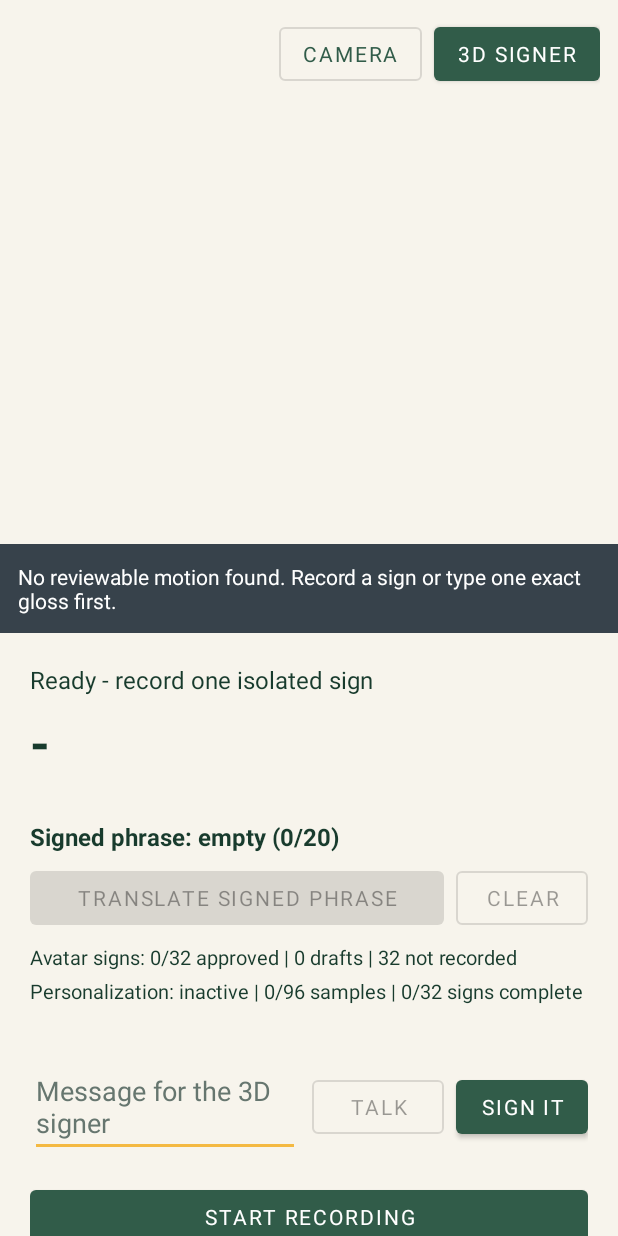
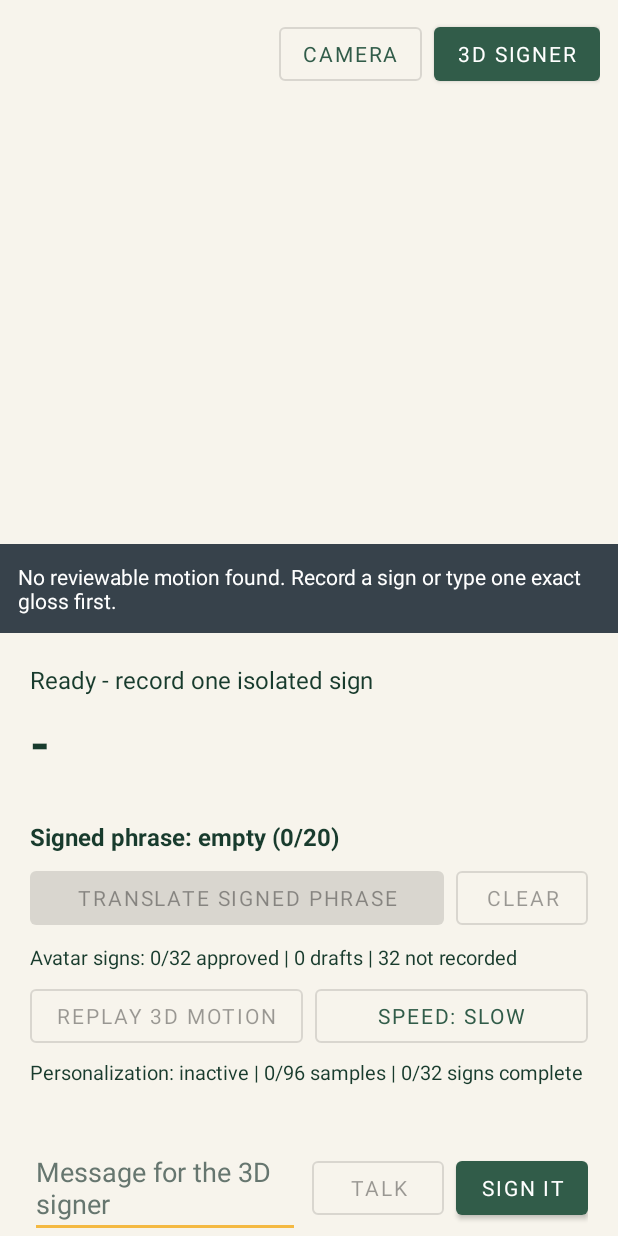
Before and after one commit to NestroyMusoke/Project-Nia, an Android app: the screen it shows after launch (MainActivity), after a tap on "3D SIGNER", on a phone screen of 412 x 824 dp. Run offline under Robolectric (Android 15) with nearby library versions, the light colour scheme and no system bars; libraries missing offline, so code that uses them is left out: androidx.camera.core, androidx.camera.lifecycle, com.google.mediapipe.framework, com.google.mediapipe.tasks, org.tensorflow.lite; plain views replace PreviewView; 15 statements that could not run were skipped; 1 other tap on this screen came first.

Commit message:
Add accessible avatar replay and speed controls

```diff
--- /dev/null
+++ b/android/app/src/main/java/org/projectnia/app/avatar/AvatarPlaybackControls.kt
@@ -0,0 +1,17 @@
+package org.projectnia.app.avatar
+
+enum class AvatarPlaybackSpeed(val timeScale: Float, val displayName: String) {
+    VERY_SLOW(0.28f, "Very slow"),
+    SLOW(0.42f, "Slow"),
+    RELAXED(0.58f, "Relaxed"),
+    ;
+
+    fun next(): AvatarPlaybackSpeed {
+        val values = entries
+        return values[(ordinal + 1) % values.size]
+    }
+}
+
+object AvatarPlaybackPresenter {
+    fun speedLabel(speed: AvatarPlaybackSpeed): String = "Speed: ${speed.displayName}"
+}
--- a/android/app/src/main/res/layout/activity_main.xml
+++ b/android/app/src/main/res/layout/activity_main.xml
@@ -151,6 +151,31 @@
             android:textColor="@color/nia_primary_dark"
             android:textSize="13sp" />
 
+        <LinearLayout
+            android:layout_width="match_parent"
+            android:layout_height="wrap_content"
+            android:layout_marginTop="6dp"
+            android:orientation="horizontal">
+
+            <com.google.android.material.button.MaterialButton
+                android:id="@+id/replayAvatarButton"
+                style="@style/Widget.MaterialComponents.Button.OutlinedButton"
+                android:layout_width="0dp"
+                android:layout_height="wrap_content"
+                android:layout_weight="1"
+                android:enabled="false"
+                android:text="Replay 3D motion" />
+
+            <com.google.android.material.button.MaterialButton
+                android:id="@+id/avatarSpeedButton"
+                style="@style/Widget.MaterialComponents.Button.OutlinedButton"
+                android:layout_width="0dp"
+                android:layout_height="wrap_content"
+                android:layout_marginStart="8dp"
+                android:layout_weight="1"
+                android:text="Speed: Slow" />
+        </LinearLayout>
+
         <TextView
             android:id="@+id/personalizationProgressText"
             android:layout_width="match_parent"
```
Also changed, not shown: android/app/src/main/java/org/projectnia/app/MainActivity.kt (+52 -5 lines), android/app/src/main/java/org/projectnia/app/avatar/RiggedSigningAvatarView.kt (+15 -2 lines), 4 other files.
